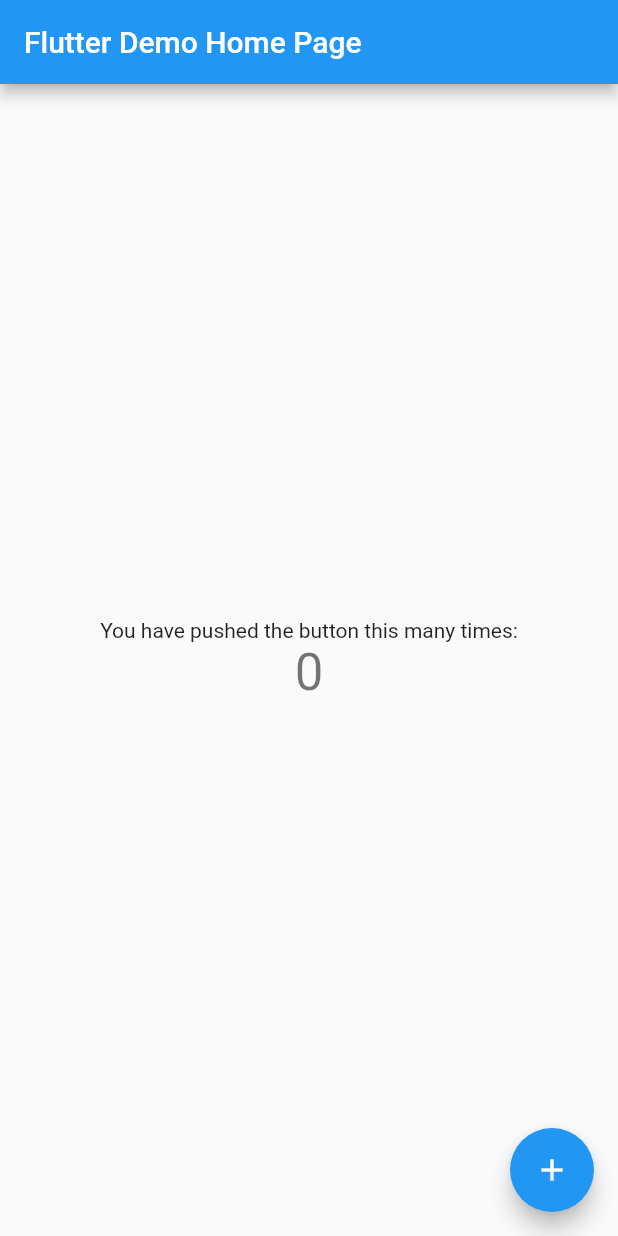
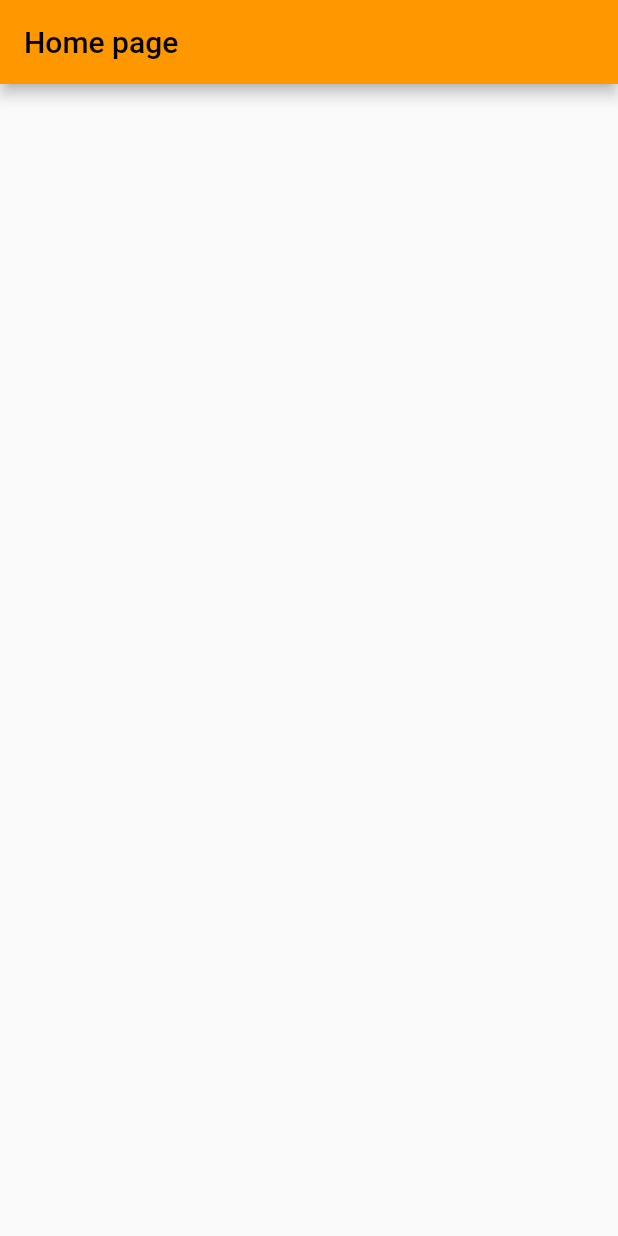
Before and after one commit to CodrinCos/Flutter-state-management-yt, a Flutter app: the screen it shows after launch, on a phone screen of 412 x 824 dp. Run offline on Flutter 3.47's test engine with Material 2 defaults, Android fonts, the phone set to English and light mode, and no system bars.

Commit message:
generated Scaffold using my snippet

```diff
--- a/statefullapp_course/lib/main.dart
+++ b/statefullapp_course/lib/main.dart
@@ -1,115 +1,26 @@
 import 'package:flutter/material.dart';
 
 void main() {
-  runApp(const MyApp());
+  runApp(
+    MaterialApp(
+      title: 'Flutter Demo',
+      theme: ThemeData(
+        primarySwatch: Colors.orange,
+      ),
+      home: const HomePage(),
+    ),
+  );
 }
 
-class MyApp extends StatelessWidget {
-  const MyApp({Key? key}) : super(key: key);
+class HomePage extends StatelessWidget {
+  const HomePage({Key? key}) : super(key: key);
 
-  // This widget is the root of your application.
   @override
   Widget build(BuildContext context) {
-    return MaterialApp(
-      title: 'Flutter Demo',
-      theme: ThemeData(
-        // This is the theme of your application.
-        //
-        // Try running your application with "flutter run". You'll see the
-        // application has a blue toolbar. Then, without quitting the app, try
-        // changing the primarySwatch below to Colors.green and then invoke
-        // "hot reload" (press "r" in the console where you ran "flutter run",
-        // or simply save your changes to "hot reload" in a Flutter IDE).
-        // Notice that the counter didn't reset back to zero; the application
-        // is not restarted.
-        primarySwatch: Colors.blue,
+    return Scaffold(
+      appBar: AppBar(
+        title: const Text('Home page'),
       ),
-      home: const MyHomePage(title: 'Flutter Demo Home Page'),
     );
   }
 }
-
-class MyHomePage extends StatefulWidget {
-  const MyHomePage({Key? key, required this.title}) : super(key: key);
-
-  // This widget is the home page of your application. It is stateful, meaning
-  // that it has a State object (defined below) that contains fields that affect
-  // how it looks.
-
-  // This class is the configuration for the state. It holds the values (in this
-  // case the title) provided by the parent (in this case the App widget) and
-  // used by the build method of the State. Fields in a Widget subclass are
-  // always marked "final".
-
-  final String title;
-
-  @override
-  State<MyHomePage> createState() => _MyHomePageState();
-}
-
-class _MyHomePageState extends State<MyHomePage> {
-  int _counter = 0;
-
-  void _incrementCounter() {
-    setState(() {
-      // This call to setState tells the Flutter framework that something has
-      // changed in this State, which causes it to rerun the build method below
-      // so that the display can reflect the updated values. If we changed
-      // _counter without calling setState(), then the build method would not be
-      // called again, and so nothing would appear to happen.
-      _counter++;
-    });
-  }
-
-  @override
-  Widget build(BuildContext context) {
-    // This method is rerun every time setState is called, for instance as done
-    // by the _incrementCounter method above.
-    //
-    // The Flutter framework has been optimized to make rerunning build methods
-    // fast, so that you can just rebuild anything that needs updating rather
-    // than having to individually change instances of widgets.
-    return Scaffold(
-      appBar: AppBar(
-        // Here we take the value from the MyHomePage object that was created by
-        // the App.build method, and use it to set our appbar title.
-        title: Text(widget.title),
-      ),
-      body: Center(
-        // Center is a layout widget. It takes a single child and positions it
-        // in the middle of the parent.
-        child: Column(
-          // Column is also a layout widget. It takes a list of children and
-          // arranges them vertically. By default, it sizes itself to fit its
-          // children horizontally, and tries to be as tall as its parent.
-          //
-          // Invoke "debug painting" (press "p" in the console, choose the
-          // "Toggle Debug Paint" action from the Flutter Inspector in Android
-          // Studio, or the "Toggle Debug Paint" command in Visual Studio Code)
-          // to see the wireframe for each widget.
-          //
-          // Column has various properties to control how it sizes itself and
-          // how it positions its children. Here we use mainAxisAlignment to
-          // center the children vertically; the main axis here is the vertical
-          // axis because Columns are vertical (the cross axis would be
-          // horizontal).
-          mainAxisAlignment: MainAxisAlignment.center,
-          children: <Widget>[
-            const Text(
-              'You have pushed the button this many times:',
-            ),
-            Text(
-              '$_counter',
-              style: Theme.of(context).textTheme.headline4,
-            ),
-          ],
-        ),
-      ),
-      floatingActionButton: FloatingActionButton(
-        onPressed: _incrementCounter,
-        tooltip: 'Increment',
-        child: const Icon(Icons.add),
-      ), // This trailing comma makes auto-formatting nicer for build methods.
-    );
-  }
-}
```
